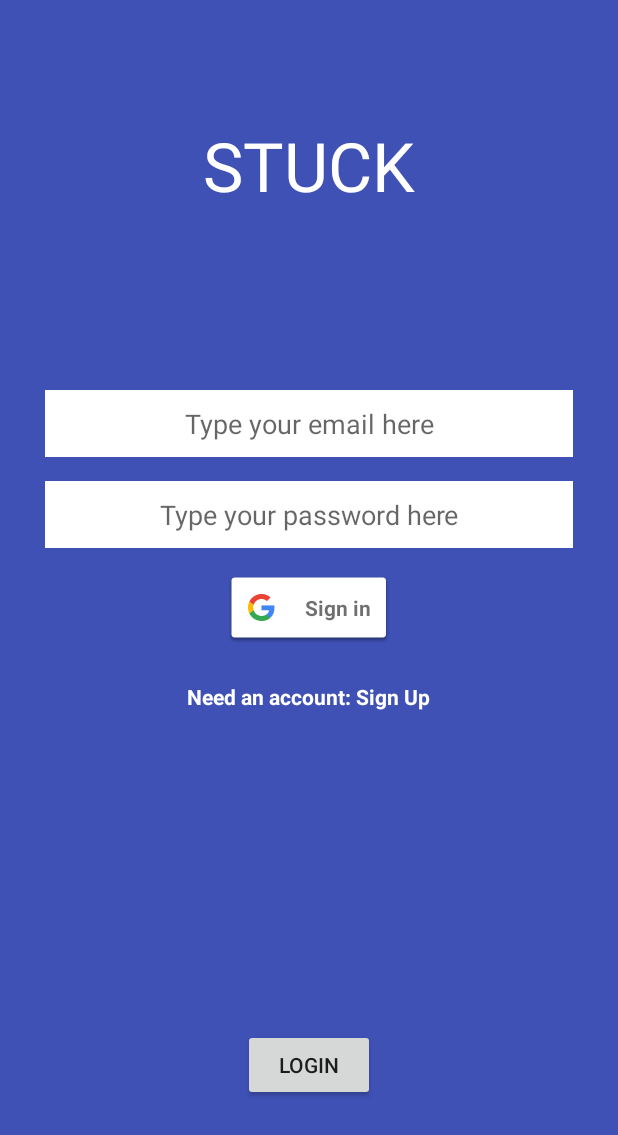
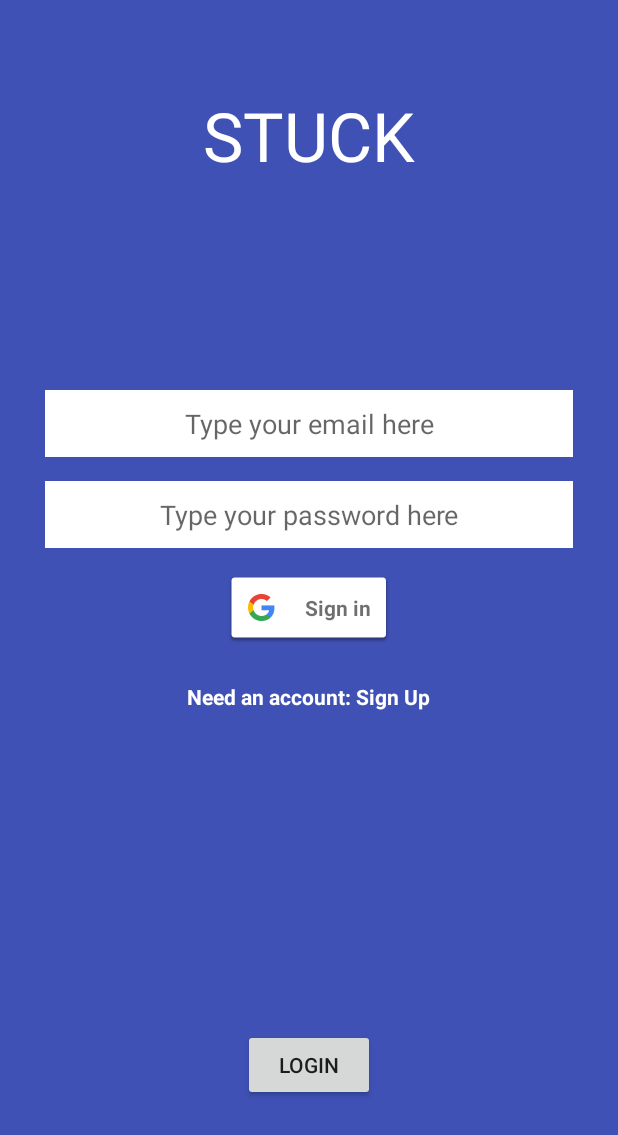
Before and after one commit to sam321pbs/Stuck, an Android app: the StuckLoginActivity screen opened directly, with no data from a screen before it, after a tap on "LOGIN", on a phone screen of 412 x 824 dp. Shown: the top 1135 px of the screen. Run offline under Robolectric (Android 15) with nearby library versions, the phone set to English and light mode, and no system bars; our stand-ins replace ButterKnife; libraries missing offline, so code that uses them is left out: com.firebase.client; 1 statement that could not run was skipped.

Commit message:
feat: checked network in all activities

```diff
--- /dev/null
+++ b/app/src/main/java/com/example/sammengistu/stuck/NetworkStatus.java
@@ -0,0 +1,27 @@
+package com.example.sammengistu.stuck;
+
+import android.content.Context;
+import android.net.ConnectivityManager;
+import android.net.NetworkInfo;
+import android.support.v7.app.AlertDialog;
+
+/**
+ * Created by SamMengistu on 5/6/16.
+ */
+public class NetworkStatus {
+
+    public static boolean isOnline(Context context) {
+        ConnectivityManager cm =
+            (ConnectivityManager) context.getSystemService(Context.CONNECTIVITY_SERVICE);
+        NetworkInfo netInfo = cm.getActiveNetworkInfo();
+        return netInfo != null && netInfo.isConnectedOrConnecting();
+    }
+
+    public static void showOffLineDialog(Context context){
+        new AlertDialog.Builder(context)
+            .setTitle("You are offline")
+            .setMessage("Please connect to the internet")
+            .setPositiveButton(android.R.string.ok, null)
+            .show();
+    }
+}
--- a/app/src/main/res/layout/activity_login.xml
+++ b/app/src/main/res/layout/activity_login.xml
@@ -5,12 +5,8 @@
              android:layout_width="match_parent"
              android:layout_height="match_parent">
 
-    <TextView android:layout_width="wrap_content" android:layout_height="wrap_content"
-              android:text="STUCK"
-              android:textColor="@color/colorWhite"
-              android:textSize="45sp"
-              android:layout_gravity="center_horizontal"
-              android:layout_marginTop="80dp"/>
+    <TextView
+            style="@style/stuck_title_main_page"/>
 
     <LinearLayout android:layout_width="match_parent"
                   android:layout_height="wrap_content"
--- a/app/src/main/res/values/styles.xml
+++ b/app/src/main/res/values/styles.xml
@@ -48,4 +48,15 @@
         <item name="android:layout_marginEnd">16dp</item>
     </style>
 
+    <style name="stuck_title_main_page">
+        <item name="android:layout_height">wrap_content</item>
+        <item name="android:layout_width">wrap_content</item>
+        <item name="android:text">STUCK</item>
+        <item name="android:textColor">@color/colorWhite</item>
+        <item name="android:textSize">45sp</item>
+        <item name="android:layout_gravity">center_horizontal</item>
+        <item name="android:layout_marginTop">60dp</item>
+
+    </style>
+
 </resources>
```
Also changed, not shown: app/src/main/java/com/example/sammengistu/stuck/activities/StuckLoginActivity.java (+11 -0 lines), app/src/main/java/com/example/sammengistu/stuck/activities/StuckMainListActivity.java (+22 -20 lines), app/src/main/java/com/example/sammengistu/stuck/activities/StuckNewPostActivity.java (+106 -161 lines), app/src/main/java/com/example/sammengistu/stuck/activities/StuckSignUpActivity.java (+10 -1 lines), app/src/main/java/com/example/sammengistu/stuck/activities/StuckVoteActivity.java (+5 -8 lines), app/src/main/java/com/example/sammengistu/stuck/adapters/VoteChoicesAdapter.java (+22 -13 lines), app/src/main/res/layout/activity_create_account.xml (+2 -6 lines).
